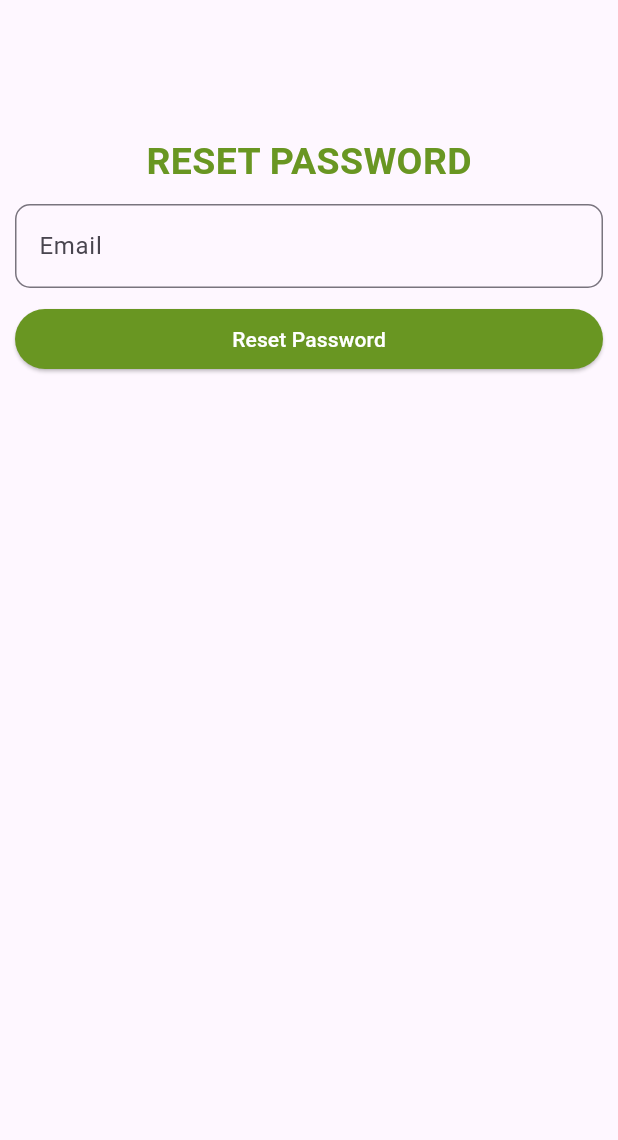
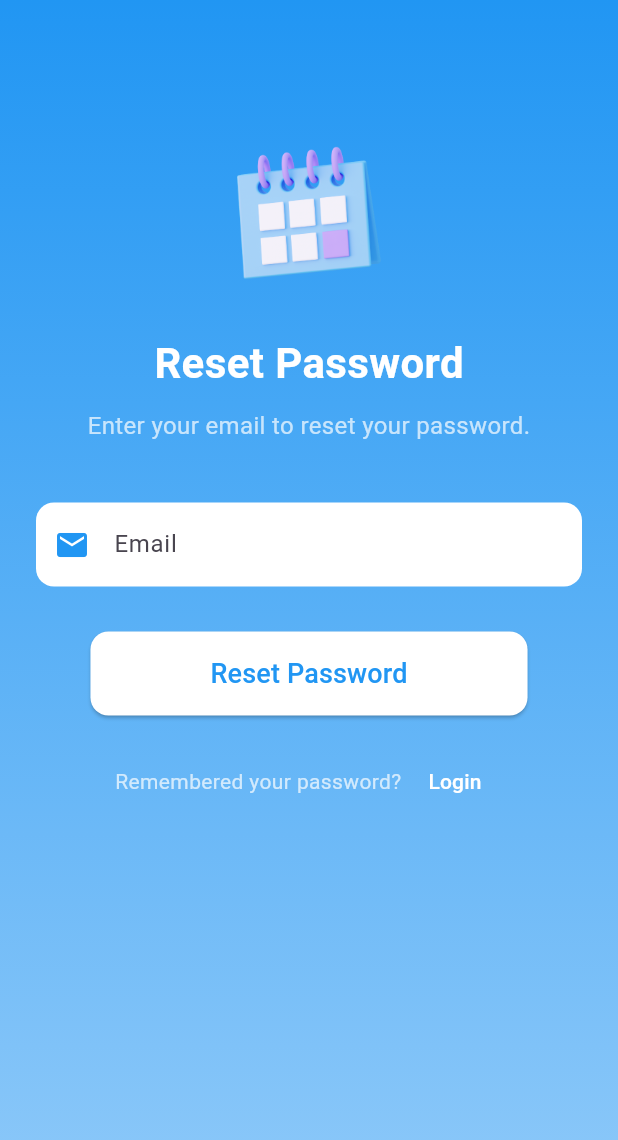
Before and after one commit to lioneladitya/aplikasi-jadwal-kuliah, a Flutter app: the ResetPasswordView screen opened by its route, on a phone screen of 412 x 824 dp. Shown: the top 1140 px of the screen. Run offline on Flutter 3.47's test engine with Material 3 defaults, Android fonts, the phone set to English and light mode, and no system bars; our stand-ins replace cloud_firestore, firebase_auth, firebase_core, get; accounts and stored records are empty.

Commit message:
merubah tampilan resert password dan menambahkan fungsi kembali ke menu login jika user tidak ingin mereset password

```diff
--- a/lib/app/modules/reset_password/views/reset_password_view.dart
+++ b/lib/app/modules/reset_password/views/reset_password_view.dart
@@ -1,57 +1,112 @@
 import 'package:flutter/material.dart';
-
 import 'package:get/get.dart';
 import 'package:myapp/app/controllers/auth_controller.dart';
-
 import '../controllers/reset_password_controller.dart';
 
 class ResetPasswordView extends GetView<ResetPasswordController> {
   final cAuth = Get.find<AuthController>();
+
   @override
   Widget build(BuildContext context) {
     return Scaffold(
       body: Container(
-        padding: EdgeInsets.all(10),
-        child: ListView(
-          children: [
-            SizedBox(
-              height: 80,
-            ),
-            Center(
-              child: Text(
-                "RESET PASSWORD",
-                style: TextStyle(
-                    fontSize: 25,
-                    fontWeight: FontWeight.bold,
-                    color: Color.fromARGB(255, 105, 150, 34)),
+        width: double.infinity,
+        height: double.infinity,
+        decoration: BoxDecoration(
+          gradient: LinearGradient(
+            colors: [Colors.blue.shade500, Colors.blue.shade200],
+            begin: Alignment.topCenter,
+            end: Alignment.bottomCenter,
           ),
         ),
-            SizedBox(
-              height: 10,
+        child: SingleChildScrollView(
+          padding: const EdgeInsets.symmetric(horizontal: 24.0, vertical: 32.0),
+          child: Column(
+            crossAxisAlignment: CrossAxisAlignment.center,
+            children: [
+              const SizedBox(height: 50),
+              // Logo
+              Image.asset(
+                "assets/images/sc_logo.png",
+                height: 120,
+                width: 120,
               ),
+              const SizedBox(height: 20),
+              // Title
+              Text(
+                "Reset Password",
+                style: TextStyle(
+                  fontSize: 28,
+                  fontWeight: FontWeight.bold,
+                  color: Colors.white,
+                ),
+              ),
+              const SizedBox(height: 10),
+              Text(
+                "Enter your email to reset your password.",
+                style: TextStyle(
+                  fontSize: 16,
+                  color: Colors.white70,
+                ),
+                textAlign: TextAlign.center,
+              ),
+              const SizedBox(height: 40),
+              // Email Field
               TextField(
                 controller: controller.cEmail,
                 decoration: InputDecoration(
-                labelText: "Email",
+                  filled: true,
+                  fillColor: Colors.white,
+                  hintText: "Email",
+                  prefixIcon: Icon(Icons.email, color: Colors.blue),
                   border: OutlineInputBorder(
-                  borderRadius: BorderRadius.circular(10),
+                    borderRadius: BorderRadius.circular(12),
+                    borderSide: BorderSide.none,
                   ),
                 ),
               ),
-            SizedBox(
-              height: 10,
-            ),
+              const SizedBox(height: 30),
+              // Reset Button
               ElevatedButton(
                 onPressed: () {
                   cAuth.resetPassword(controller.cEmail.text);
                 },
-              child: Text("Reset Password"),
                 style: ElevatedButton.styleFrom(
-                backgroundColor: Color.fromARGB(255, 105, 150, 34),
-                foregroundColor: Colors.white,
+                  backgroundColor: Colors.white,
+                  foregroundColor: Colors.blue,
+                  shape: RoundedRectangleBorder(
+                    borderRadius: BorderRadius.circular(12),
+                  ),
+                  padding:
+                      const EdgeInsets.symmetric(horizontal: 80, vertical: 15),
+                ),
+                child: Text(
+                  "Reset Password",
+                  style: TextStyle(fontSize: 18),
+                ),
+              ),
+              const SizedBox(height: 20),
+              // Back to login
+              Row(
+                mainAxisAlignment: MainAxisAlignment.center,
+                children: [
+                  Text(
+                    "Remembered your password? ",
+                    style: TextStyle(color: Colors.white70),
+                  ),
+                  TextButton(
+                    onPressed: () {
+                      Get.offAllNamed('/login');
+                    },
+                    child: Text(
+                      "Login",
+                      style: TextStyle(color: Colors.white),
                     ),
                   ),
                 ],
+              ),
+            ],
+          ),
         ),
       ),
     );
```
Lines whose indentation alone changed are shown as unchanged.
